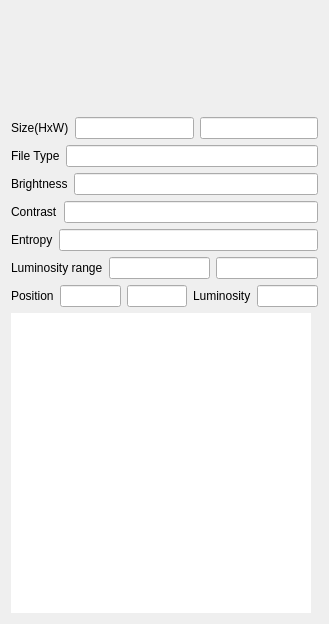
Old version of the form forms/imagePanelForm.ui in the repository alu0101041735/glvision.
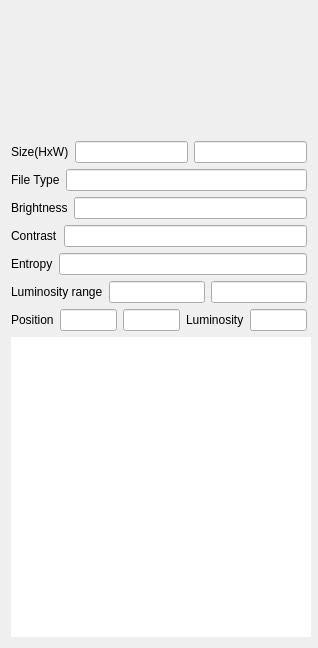
New version of the form. Custom widgets are drawn as their Qt base class.

Patch:
```diff
--- a/forms/imagePanelForm.ui
+++ b/forms/imagePanelForm.ui
@@ -6,8 +6,8 @@
    <rect>
     <x>0</x>
     <y>0</y>
-    <width>329</width>
-    <height>614</height>
+    <width>318</width>
+    <height>648</height>
    </rect>
   </property>
   <property name="sizePolicy">
@@ -166,7 +166,7 @@
    <item>
     <widget class="QChartView" name="graphicsView">
      <property name="sizePolicy">
-      <sizepolicy hsizetype="Fixed" vsizetype="Fixed">
+      <sizepolicy hsizetype="Preferred" vsizetype="Preferred">
        <horstretch>0</horstretch>
        <verstretch>0</verstretch>
       </sizepolicy>
```
